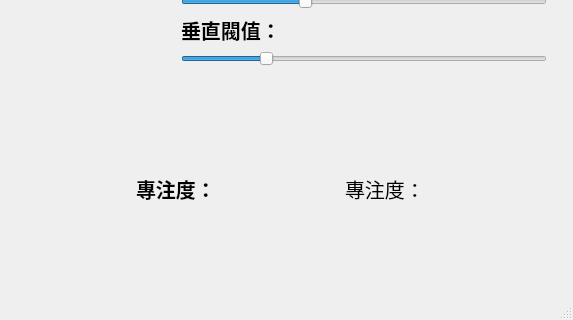
The window that ui/mainView.ui (Bill2015/Attention-Detect-OpenCV) describes before a commit, drawn with Qt 5; both pictures show x 624 to 1197 and y 331 to 651 of the 1197 by 651 pixel window.
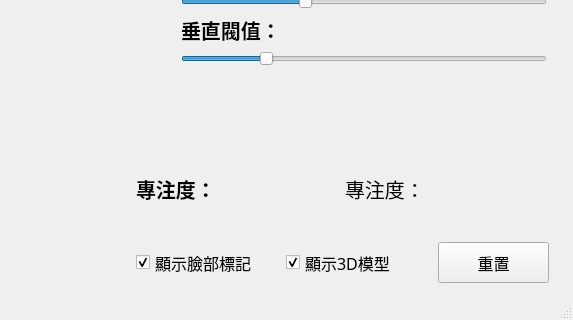
The same window after the commit.

Patch:
```diff
--- a/ui/mainView.ui
+++ b/ui/mainView.ui
@@ -357,6 +357,75 @@
      <string>目前頭部方向</string>
     </property>
    </widget>
+   <widget class="QPushButton" name="pushButton_Reset">
+    <property name="geometry">
+     <rect>
+      <x>1062</x>
+      <y>550</y>
+      <width>111</width>
+      <height>41</height>
+     </rect>
+    </property>
+    <property name="font">
+     <font>
+      <family>jf open 粉圓 1.1</family>
+      <pointsize>12</pointsize>
+     </font>
+    </property>
+    <property name="text">
+     <string>重置</string>
+    </property>
+    <property name="autoDefault">
+     <bool>false</bool>
+    </property>
+    <property name="default">
+     <bool>false</bool>
+    </property>
+   </widget>
+   <widget class="QCheckBox" name="checkBox_Show_3D">
+    <property name="geometry">
+     <rect>
+      <x>910</x>
+      <y>560</y>
+      <width>141</width>
+      <height>21</height>
+     </rect>
+    </property>
+    <property name="font">
+     <font>
+      <family>jf open 粉圓 1.1</family>
+      <pointsize>12</pointsize>
+     </font>
+    </property>
+    <property name="text">
+     <string>顯示3D模型</string>
+    </property>
+    <property name="checked">
+     <bool>true</bool>
+    </property>
+   </widget>
+   <widget class="QCheckBox" name="checkBox_Show_Facemark">
+    <property name="geometry">
+     <rect>
+      <x>760</x>
+      <y>560</y>
+      <width>141</width>
+      <height>21</height>
+     </rect>
+    </property>
+    <property name="font">
+     <font>
+      <family>jf open 粉圓 1.1</family>
+      <pointsize>12</pointsize>
+     </font>
+    </property>
+    <property name="text">
+     <string>顯示臉部標記</string>
+    </property>
+    <property name="checked">
+     <bool>true</bool>
+    </property>
+   </widget>
   </widget>
   <widget class="QMenuBar" name="menubar">
    <property name="geometry">
```
